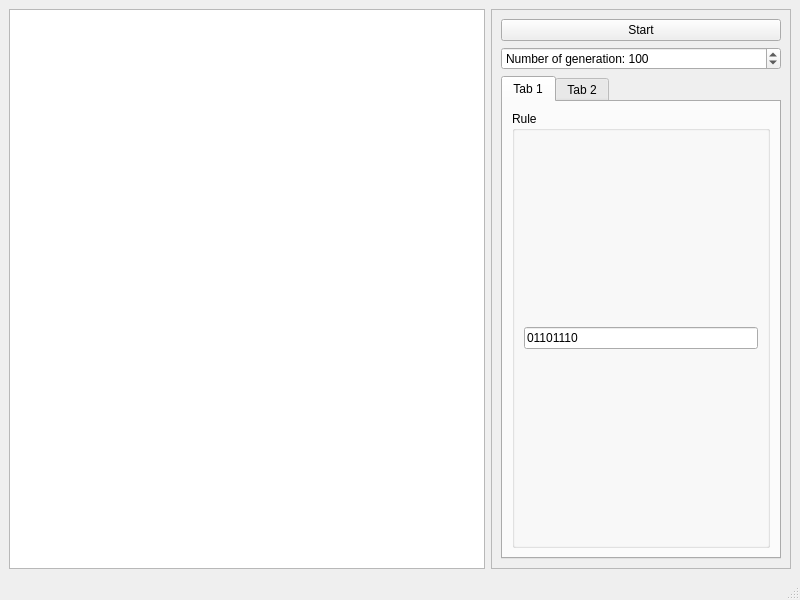
Above: mainwindow.ui from DOCtorKamski/ElementaryCellularAutomaton before the change. Below: the same form after it.
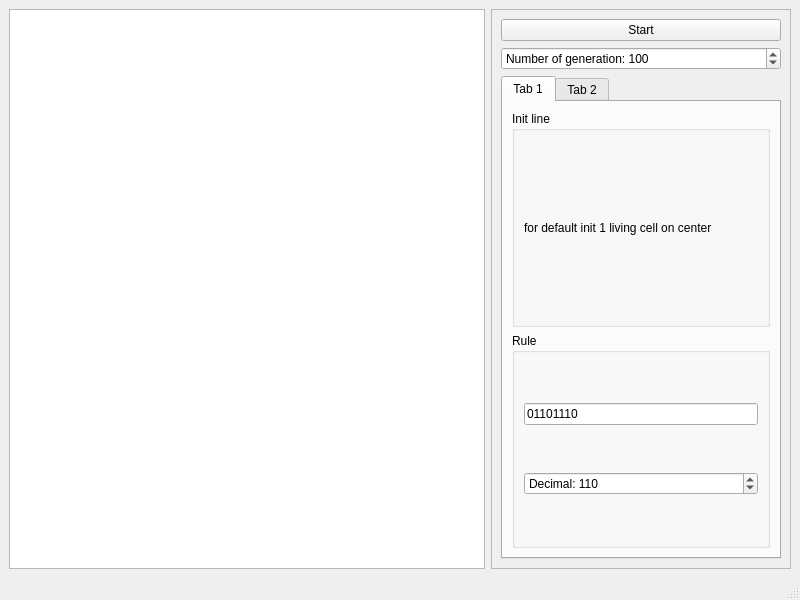
That is the form after the change.

Commit message: add ability change rule on decimal

```diff
--- a/mainwindow.ui
+++ b/mainwindow.ui
@@ -84,12 +84,40 @@
           <number>0</number>
          </property>
          <widget class="QWidget" name="tab">
+          <property name="sizePolicy">
+           <sizepolicy hsizetype="Preferred" vsizetype="Preferred">
+            <horstretch>0</horstretch>
+            <verstretch>0</verstretch>
+           </sizepolicy>
+          </property>
           <attribute name="title">
            <string>Tab 1</string>
           </attribute>
           <layout class="QVBoxLayout" name="verticalLayout_2">
            <item>
-            <widget class="QGroupBox" name="groupBox">
+            <widget class="QGroupBox" name="groupBox_initLine">
+             <property name="title">
+              <string>Init line</string>
+             </property>
+             <layout class="QVBoxLayout" name="verticalLayout_4">
+              <item>
+               <widget class="QLabel" name="label">
+                <property name="text">
+                 <string>for default init 1 living cell on center</string>
+                </property>
+                <property name="scaledContents">
+                 <bool>false</bool>
+                </property>
+                <property name="wordWrap">
+                 <bool>true</bool>
+                </property>
+               </widget>
+              </item>
+             </layout>
+            </widget>
+           </item>
+           <item>
+            <widget class="QGroupBox" name="groupBox_rule">
              <property name="sizePolicy">
               <sizepolicy hsizetype="Preferred" vsizetype="Preferred">
                <horstretch>0</horstretch>
@@ -113,6 +141,28 @@
                 </property>
                 <property name="text">
                  <string>01101110</string>
+                </property>
+                <property name="readOnly">
+                 <bool>false</bool>
+                </property>
+               </widget>
+              </item>
+              <item>
+               <widget class="QSpinBox" name="spinBox_ruleDec">
+                <property name="sizePolicy">
+                 <sizepolicy hsizetype="Minimum" vsizetype="Fixed">
+                  <horstretch>0</horstretch>
+                  <verstretch>0</verstretch>
+                 </sizepolicy>
+                </property>
+                <property name="prefix">
+                 <string>Decimal: </string>
+                </property>
+                <property name="maximum">
+                 <number>255</number>
+                </property>
+                <property name="value">
+                 <number>110</number>
                 </property>
                </widget>
               </item>
```
The commit also changes 2 other files.
